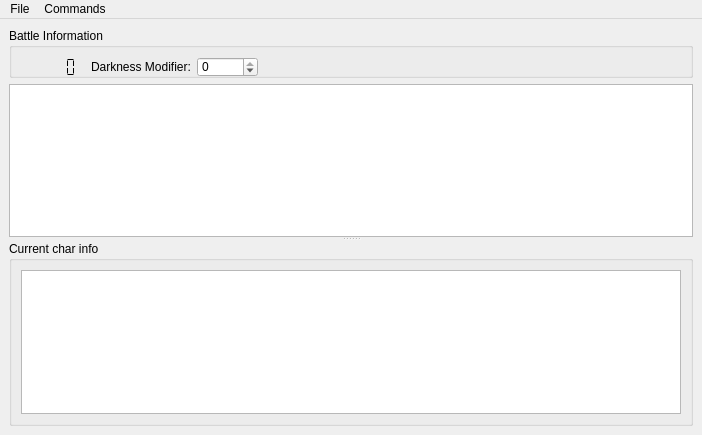
First picture: the form in trunk/mainform.ui, repository JFPRENANT/gurps-combat-helper, before the edit.
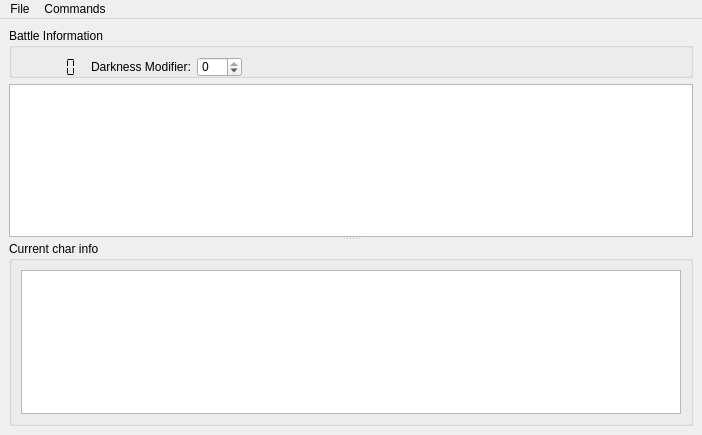
Second picture: the form after the edit.

Diff of the .ui file:
```diff
--- a/trunk/mainform.ui
+++ b/trunk/mainform.ui
@@ -18,7 +18,7 @@
     <item>
      <widget class="QGroupBox" name="groupBox">
       <property name="sizePolicy">
-       <sizepolicy hsizetype="Preferred" vsizetype="Preferred">
+       <sizepolicy hsizetype="Preferred" vsizetype="Minimum">
         <horstretch>0</horstretch>
         <verstretch>0</verstretch>
        </sizepolicy>
@@ -102,11 +102,11 @@
           <enum>Qt::Horizontal</enum>
          </property>
          <property name="sizeType">
-          <enum>QSizePolicy::Fixed</enum>
+          <enum>QSizePolicy::MinimumExpanding</enum>
          </property>
          <property name="sizeHint" stdset="0">
           <size>
-           <width>423</width>
+           <width>50</width>
            <height>20</height>
           </size>
          </property>
```
Left out of the diff: 45 changed lines with no effect on the pictures.
